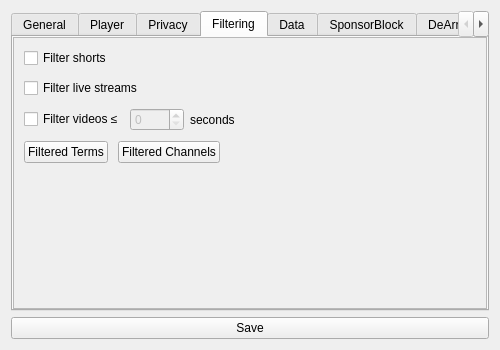
Above: src/ui/forms/settings/settingsform.ui from BowDown097/QtTube before the change. Below: the same form after it.
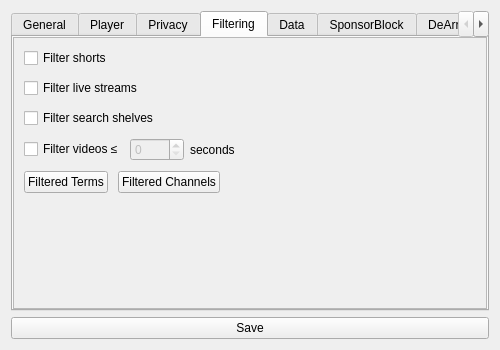
That is the form after the change. The open tabs and pages were chosen to show the change.

Commit message:
Overhaul search with shelves and variant
See relevant innertube-qt commit message for more info.

Diff of the .ui file:
```diff
--- a/src/ui/forms/settings/settingsform.ui
+++ b/src/ui/forms/settings/settingsform.ui
@@ -568,7 +568,7 @@
             <x>0</x>
             <y>0</y>
             <width>476</width>
-            <height>163</height>
+            <height>199</height>
            </rect>
           </property>
           <property name="sizePolicy">
@@ -607,6 +607,16 @@
              </property>
             </widget>
            </item>
+           <item>
+            <widget class="QCheckBox" name="hideSearchShelves">
+             <property name="toolTip">
+              <string>YouTube's search is filled with &quot;shelves&quot; that contain mostly content that is entirely irrelevant to your search. Thus, it is recommended to enable this setting for a better search experience. THE BEHAVIOR OF THIS SETTING WILL CHANGE: Currently, it extends to the Shorts shelf because it is unfinished and laid out very poorly and thus this is setting is enabled by default. Both of these will be changed.</string>
+             </property>
+             <property name="text">
+              <string>Filter search shelves</string>
+             </property>
+            </widget>
+           </item>
            <item>
             <layout class="QHBoxLayout" name="horizontalLayout">
              <property name="spacing">
```
Left out of the diff: 32 changed lines with no effect on the pictures. The commit also changes 5 other files.
